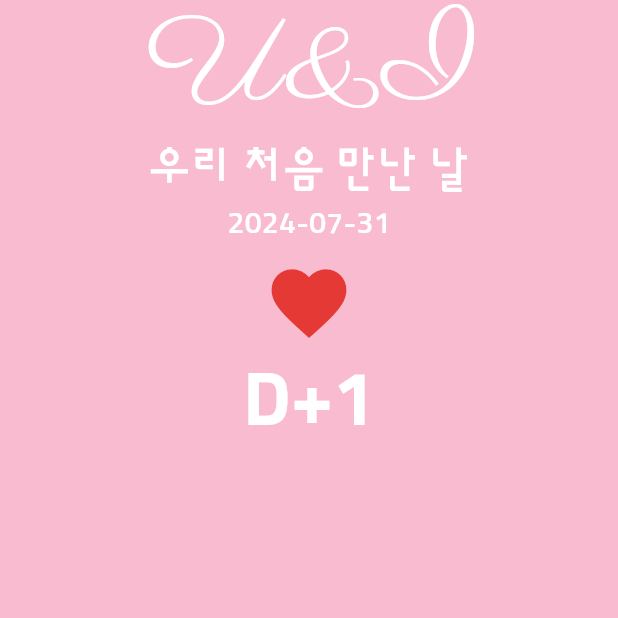
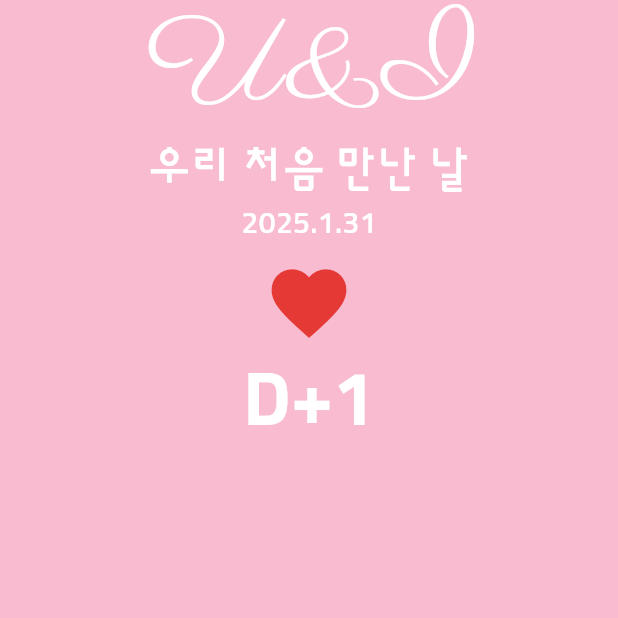
Before and after one commit to suminkim8203/flutter_study, a Flutter app: the screen it shows after launch, on a phone screen of 412 x 824 dp, the top half of it. Run offline on Flutter 3.47's test engine with Material 3 defaults, Android fonts, the light colour scheme and no system bars.

Commit message:
U&I 앱 기능 구현 완료

```diff
--- a/lib/screen/home_screen.dart
+++ b/lib/screen/home_screen.dart
@@ -1,3 +1,4 @@
+import 'package:flutter/cupertino.dart';
 import 'package:flutter/material.dart';
 
 class HomeScreen extends StatefulWidget {
@@ -8,6 +9,35 @@ class HomeScreen extends StatefulWidget {
 }
 
 class _HomeScreenState extends State<HomeScreen> {
+  DateTime selectedDate = DateTime.now();
+
+  void datePickFunc() {
+    showCupertinoDialog(
+      context: context,
+      barrierDismissible: true,
+      builder: (BuildContext context) {
+        return Align(
+          alignment: Alignment.center,
+          child: Container(
+            color: Colors.white,
+            height: 300.0,
+            child: CupertinoDatePicker(
+              mode: CupertinoDatePickerMode.date,
+              initialDateTime: selectedDate,
+              maximumDate: DateTime.now(),
+              onDateTimeChanged: (DateTime date) {
+                setState(() {
+                  selectedDate = date;
+                });
+              },
+              dateOrder: DatePickerDateOrder.ymd,
+            ),
+          ),
+        );
+      },
+    );
+  }
+
   @override
   Widget build(BuildContext context) {
     return Scaffold(
@@ -18,7 +48,10 @@ class _HomeScreenState extends State<HomeScreen> {
           width: MediaQuery.of(context).size.width,
           child: Column(
             children: [
-              _Top(),
+              _Top(
+                selectedDate: selectedDate,
+                datePickFunc: datePickFunc,
+              ),
               _Bottom(),
             ],
           ),
@@ -29,10 +62,19 @@ class _HomeScreenState extends State<HomeScreen> {
 }
 
 class _Top extends StatelessWidget {
-  const _Top({super.key});
+  final DateTime selectedDate;
+  final VoidCallback? datePickFunc;
+
+  const _Top({
+    super.key,
+    required this.selectedDate,
+    required this.datePickFunc,
+  });
 
   @override
   Widget build(BuildContext context) {
+    final now = DateTime.now();
+
     return Expanded(
       child: Container(
         child: Column(
@@ -46,19 +88,19 @@ class _Top extends StatelessWidget {
               style: Theme.of(context).textTheme.bodyLarge,
             ),
             Text(
-              '2024-07-31',
+              '${selectedDate.year}.${selectedDate.month}.${selectedDate.day}',
               style: Theme.of(context).textTheme.bodyMedium,
             ),
             IconButton(
               iconSize: 60.0,
               color: Colors.red[600],
-              onPressed: () {},
+              onPressed: datePickFunc,
               icon: Icon(
                 Icons.favorite,
               ),
             ),
             Text(
-              'D+1',
+              'D+${now.difference(selectedDate).inDays + 1}',
               style: Theme.of(context).textTheme.displayMedium,
             ),
           ],
```
